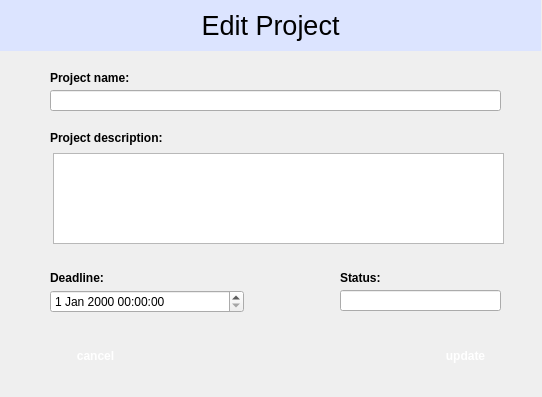
This is ui/2_Projects/ProjectEditScreen.ui in F1l14/Software-Engineering-2025 as Qt 5 draws it before an edit. The edited form follows.
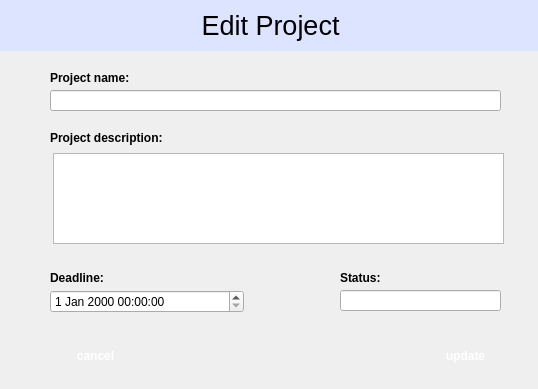
This is the edited form.

```diff
--- a/ui/2_Projects/ProjectEditScreen.ui
+++ b/ui/2_Projects/ProjectEditScreen.ui
@@ -6,8 +6,8 @@
    <rect>
     <x>0</x>
     <y>0</y>
-    <width>542</width>
-    <height>397</height>
+    <width>538</width>
+    <height>389</height>
    </rect>
   </property>
   <property name="font">
```
